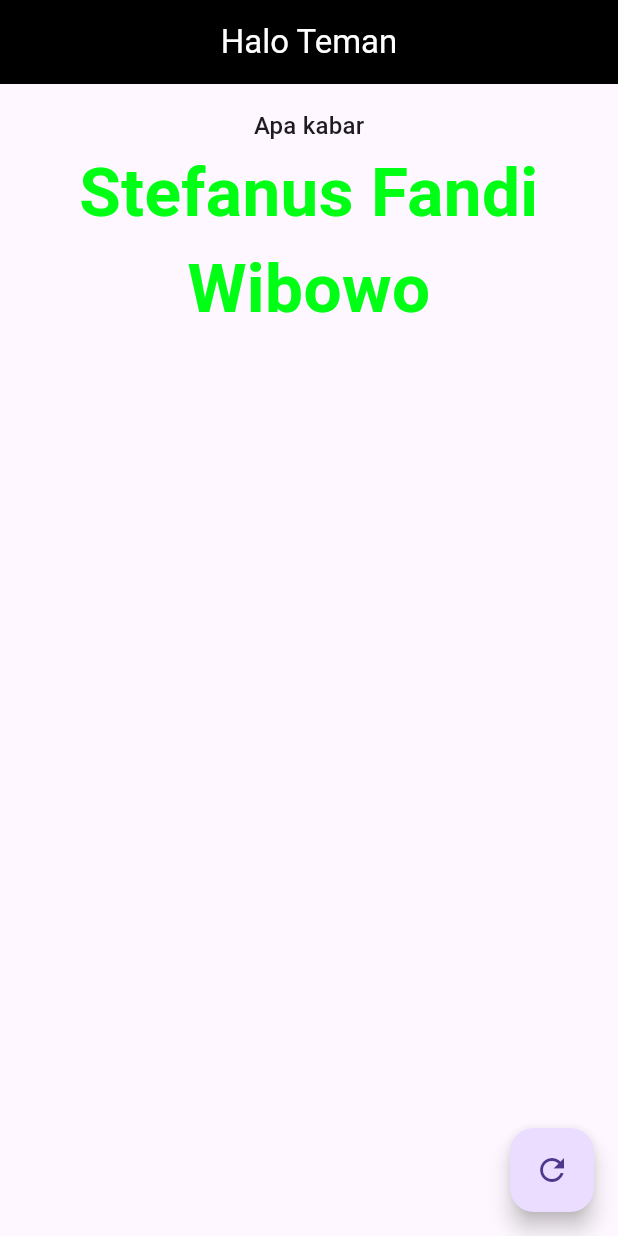
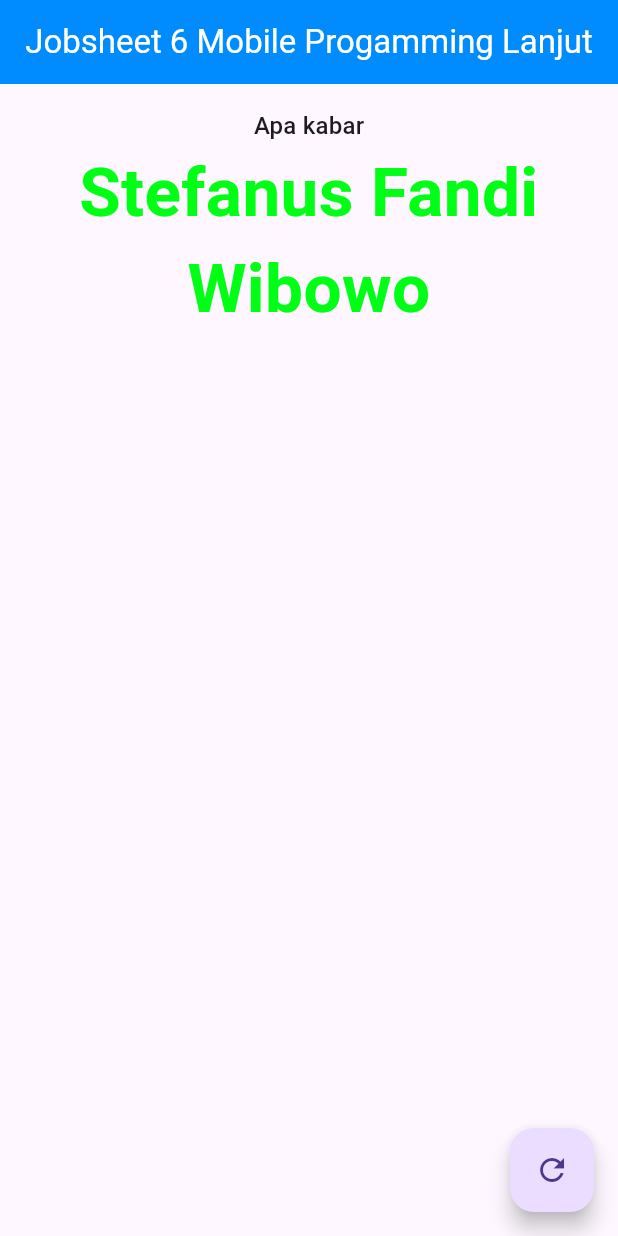
Before and after one commit to StefanusFandi99/Jobsheet_6_MPL, a Flutter app: the screen it shows after launch, on a phone screen of 412 x 824 dp. Run offline on Flutter 3.47's test engine with Material 3 defaults, Android fonts, the phone set to English and light mode, and no system bars.

Commit message:
first commit

```diff
--- a/lib/main.dart
+++ b/lib/main.dart
@@ -65,9 +65,9 @@ void main() {
       home: Scaffold(
         appBar: AppBar(
           centerTitle: true,
-          backgroundColor: const Color.fromARGB(255, 0, 0, 0),
+          backgroundColor: Color.fromARGB(255, 0, 140, 255),
           title: const Text(
-            'Halo Teman',
+            'Jobsheet 6 Mobile Progamming Lanjut',
             style: TextStyle(color: Colors.white),
           ),
         ),
```
